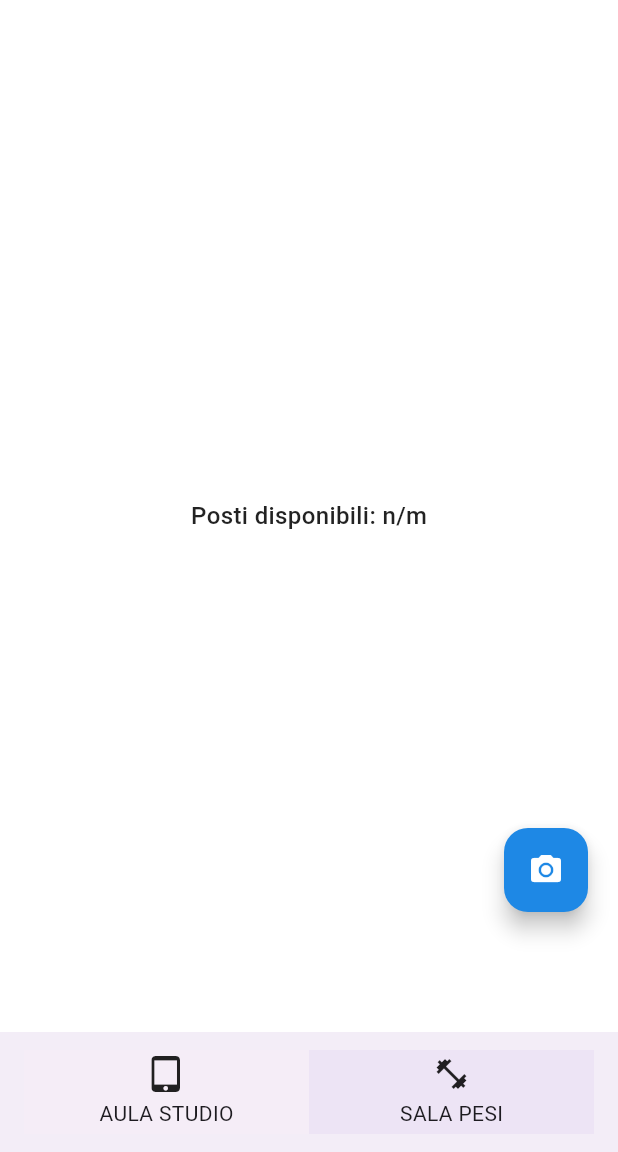
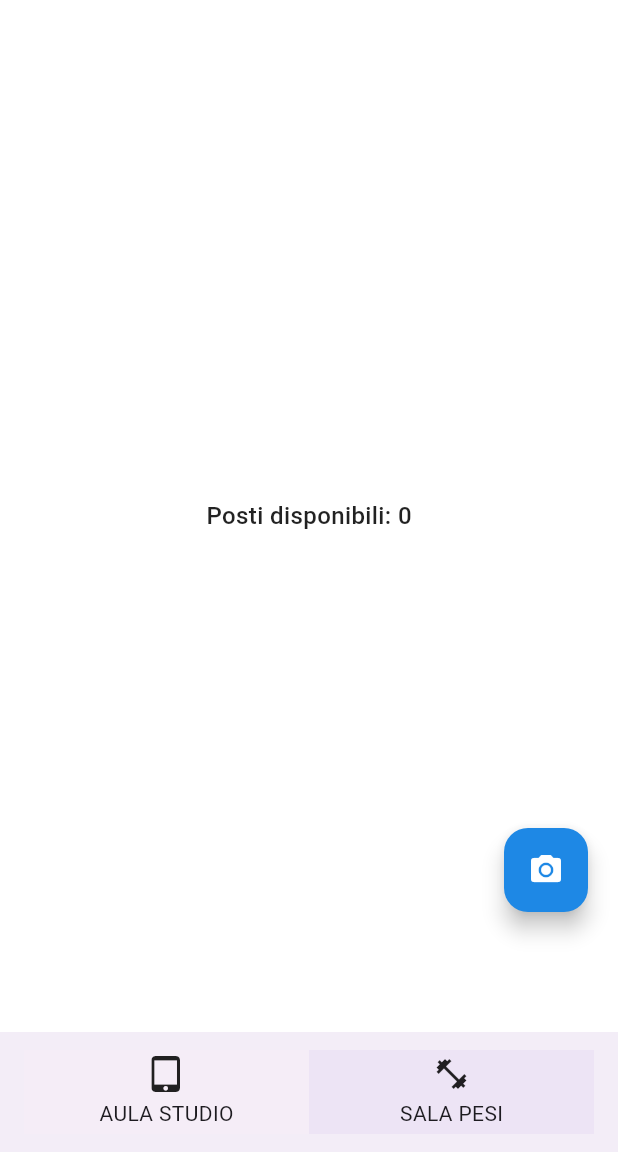
Before and after one commit to ediscota/CanadApp, a Flutter app: the AulaStudioScreen screen opened directly, on a phone screen of 412 x 824 dp, the part 84-1236 px from its top. Run offline on Flutter 3.47's test engine with Material 3 defaults, Android fonts, the phone set to English and light mode, and no system bars; our stand-ins replace cloud_firestore, firebase_core, freezed_annotation; accounts and stored records are empty.

Commit message:
aula_studio_viewmodel e provider
Implementato nel viewmodel visualizzazione in tempo reale della disponibilità

```diff
--- /dev/null
+++ b/canadapp/lib/ui/viewmodels/aula_studio_view_model.dart
@@ -0,0 +1,20 @@
+import 'package:flutter/material.dart';
+import '../../data/repositories/aula_studio_repository.dart';
+import '../../domain/models/aula_studio.dart';
+
+class AulaStudioViewModel extends ChangeNotifier {
+  final AulaStudioRepository _repository;
+  AulaStudio? _stato;
+  AulaStudio? get stato => _stato;
+
+  AulaStudioViewModel(this._repository) {
+    _ascoltaDisponibilita();
+  }
+
+  void _ascoltaDisponibilita() {
+    _repository.disponibilitaStream().listen((dati) {
+      _stato = dati;
+      notifyListeners();
+    });
+  }
+}
--- a/canadapp/lib/ui/widgets/aula_studio_screen.dart
+++ b/canadapp/lib/ui/widgets/aula_studio_screen.dart
@@ -1,10 +1,15 @@
 import 'package:flutter/material.dart';
+import 'package:provider/provider.dart';
+import '../../ui/viewmodels/aula_studio_view_model.dart';
 
 class AulaStudioScreen extends StatelessWidget {
   const AulaStudioScreen({super.key});
 
   @override
   Widget build(BuildContext context) {
+    final viewModel = context.watch<AulaStudioViewModel>();
+    final disponibilita = viewModel.stato?.disponibilita ?? 0;
+
     return Scaffold(
       backgroundColor: Colors.white,
       appBar: AppBar(
@@ -30,10 +35,10 @@ class AulaStudioScreen extends StatelessWidget {
       ),
       body: Stack(
         children: [
-          const Center(
+          Center(
             child: Text(
-              'Posti disponibili: n/m',
-              style: TextStyle(
+              'Posti disponibili: $disponibilita',
+              style: const TextStyle(
                 fontSize: 16,
                 fontWeight: FontWeight.w500,
                 color: Colors.black87,
```
Also changed, not shown: canadapp/lib/main.dart (+11 -0 lines).
